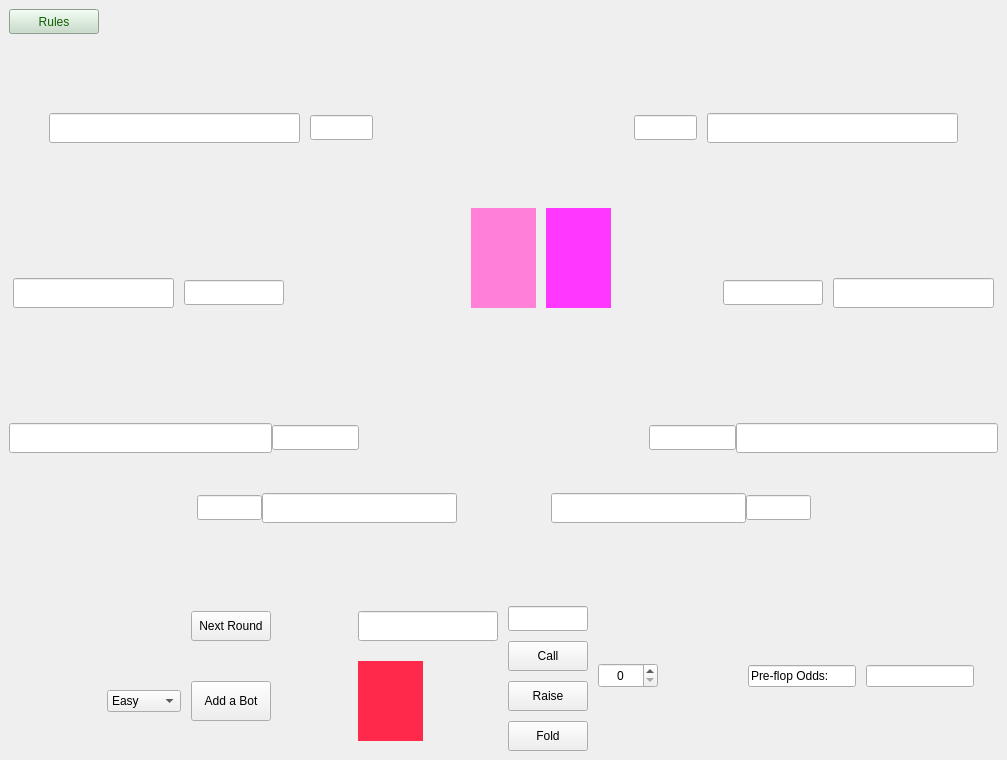
First picture: the form in Poker/Visuals/Gamewindow/gamewindow.ui, repository Cenzito/Poker, before the edit.
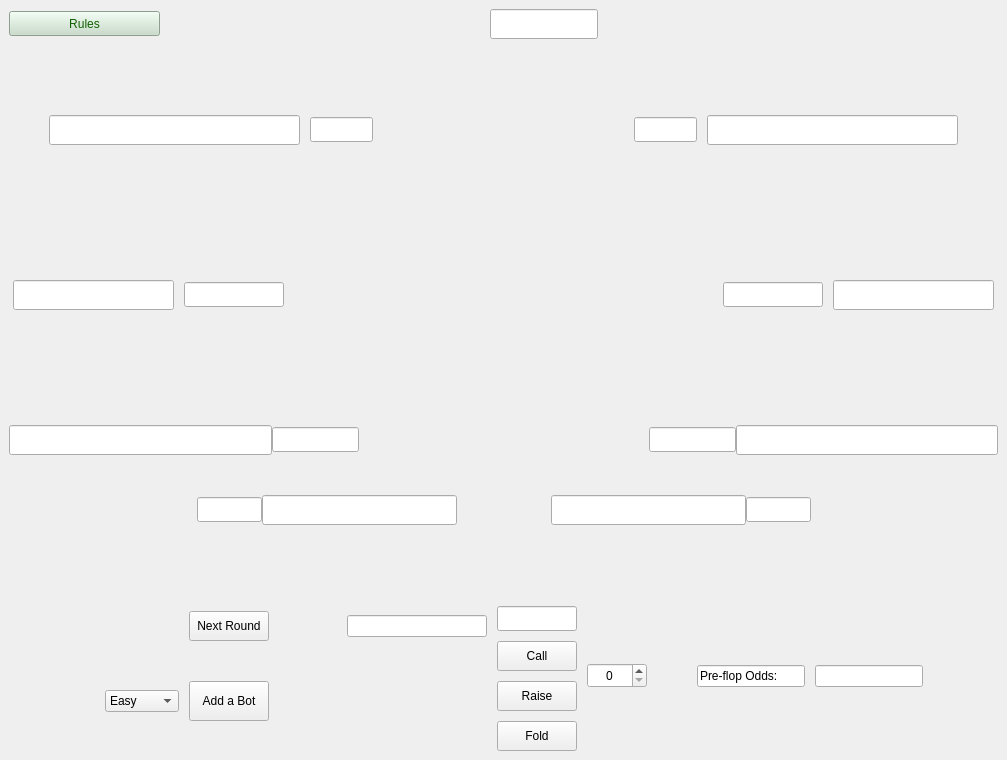
Second picture: the form after the edit. Icons and pictures are not drawn.

Commit message: Added Player Hand description and cleaned up visual

What changed in the file:
```diff
--- a/Poker/Visuals/Gamewindow/gamewindow.ui
+++ b/Poker/Visuals/Gamewindow/gamewindow.ui
@@ -63,7 +63,7 @@
      <number>10</number>
     </property>
     <item>
-     <layout class="QHBoxLayout" name="horizontalLayout_11" stretch="1,10">
+     <layout class="QHBoxLayout" name="horizontalLayout_11" stretch="1,0,0,0,0,0,0,0,0,0,0,0,0,0,0,0,0,0,0,0">
       <item>
        <widget class="QPushButton" name="pushButton">
         <property name="minimumSize">
@@ -82,6 +82,255 @@
         </property>
        </widget>
       </item>
+      <item>
+       <spacer name="horizontalSpacer_24">
+        <property name="orientation">
+         <enum>Qt::Horizontal</enum>
+        </property>
+        <property name="sizeHint" stdset="0">
+         <size>
+          <width>40</width>
+          <height>20</height>
+         </size>
+        </property>
+       </spacer>
+      </item>
+      <item>
+       <spacer name="horizontalSpacer_35">
+        <property name="orientation">
+         <enum>Qt::Horizontal</enum>
+        </property>
+        <property name="sizeHint" stdset="0">
+         <size>
+          <width>40</width>
+          <height>20</height>
+         </size>
+        </property>
+       </spacer>
+      </item>
+      <item>
+       <spacer name="horizontalSpacer_34">
+        <property name="orientation">
+         <enum>Qt::Horizontal</enum>
+        </property>
+        <property name="sizeHint" stdset="0">
+         <size>
+          <width>40</width>
+          <height>20</height>
+         </size>
+        </property>
+       </spacer>
+      </item>
+      <item>
+       <spacer name="horizontalSpacer_33">
+        <property name="orientation">
+         <enum>Qt::Horizontal</enum>
+        </property>
+        <property name="sizeHint" stdset="0">
+         <size>
+          <width>40</width>
+          <height>20</height>
+         </size>
+        </property>
+       </spacer>
+      </item>
+      <item>
+       <spacer name="horizontalSpacer_31">
+        <property name="orientation">
+         <enum>Qt::Horizontal</enum>
+        </property>
+        <property name="sizeHint" stdset="0">
+         <size>
+          <width>40</width>
+          <height>20</height>
+         </size>
+        </property>
+       </spacer>
+      </item>
+      <item>
+       <spacer name="horizontalSpacer_26">
+        <property name="orientation">
+         <enum>Qt::Horizontal</enum>
+        </property>
+        <property name="sizeHint" stdset="0">
+         <size>
+          <width>40</width>
+          <height>20</height>
+         </size>
+        </property>
+       </spacer>
+      </item>
+      <item>
+       <spacer name="horizontalSpacer_28">
+        <property name="orientation">
+         <enum>Qt::Horizontal</enum>
+        </property>
+        <property name="sizeHint" stdset="0">
+         <size>
+          <width>40</width>
+          <height>20</height>
+         </size>
+        </property>
+       </spacer>
+      </item>
+      <item>
+       <spacer name="horizontalSpacer_22">
+        <property name="orientation">
+         <enum>Qt::Horizontal</enum>
+        </property>
+        <property name="sizeHint" stdset="0">
+         <size>
+          <width>40</width>
+          <height>20</height>
+         </size>
+        </property>
+       </spacer>
+      </item>
+      <item>
+       <widget class="QLineEdit" name="name_line">
+        <property name="minimumSize">
+         <size>
+          <width>80</width>
+          <height>30</height>
+         </size>
+        </property>
+        <property name="maximumSize">
+         <size>
+          <width>200</width>
+          <height>16777215</height>
+         </size>
+        </property>
+        <property name="sizeIncrement">
+         <size>
+          <width>150</width>
+          <height>25</height>
+         </size>
+        </property>
+        <property name="alignment">
+         <set>Qt::AlignCenter</set>
+        </property>
+        <property name="readOnly">
+         <bool>true</bool>
+        </property>
+       </widget>
+      </item>
+      <item>
+       <spacer name="horizontalSpacer_37">
+        <property name="orientation">
+         <enum>Qt::Horizontal</enum>
+        </property>
+        <property name="sizeHint" stdset="0">
+         <size>
+          <width>40</width>
+          <height>20</height>
+         </size>
+        </property>
+       </spacer>
+      </item>
+      <item>
+       <spacer name="horizontalSpacer_36">
+        <property name="orientation">
+         <enum>Qt::Horizontal</enum>
+        </property>
+        <property name="sizeHint" stdset="0">
+         <size>
+          <width>40</width>
+          <height>20</height>
+         </size>
+        </property>
+       </spacer>
+      </item>
+      <item>
+       <spacer name="horizontalSpacer_23">
+        <property name="orientation">
+         <enum>Qt::Horizontal</enum>
+        </property>
+        <property name="sizeHint" stdset="0">
+         <size>
+          <width>40</width>
+          <height>20</height>
+         </size>
+        </property>
+       </spacer>
+      </item>
+      <item>
+       <spacer name="horizontalSpacer_38">
+        <property name="orientation">
+         <enum>Qt::Horizontal</enum>
+        </property>
+        <property name="sizeHint" stdset="0">
+         <size>
+          <width>40</width>
+          <height>20</height>
+         </size>
+        </property>
+       </spacer>
+      </item>
+      <item>
+       <spacer name="horizontalSpacer_30">
+        <property name="orientation">
+         <enum>Qt::Horizontal</enum>
+        </property>
+        <property name="sizeHint" stdset="0">
+         <size>
+          <width>40</width>
+          <height>20</height>
+         </size>
+        </property>
+       </spacer>
+      </item>
+      <item>
+       <spacer name="horizontalSpacer_39">
+        <property name="orientation">
+         <enum>Qt::Horizontal</enum>
+        </property>
+        <property name="sizeHint" stdset="0">
+         <size>
+          <width>40</width>
+          <height>20</height>
+         </size>
+        </property>
+       </spacer>
+      </item>
+      <item>
+       <spacer name="horizontalSpacer_32">
+        <property name="orientation">
+         <enum>Qt::Horizontal</enum>
+        </property>
+        <property name="sizeHint" stdset="0">
+         <size>
+          <width>40</width>
+          <height>20</height>
+         </size>
+        </property>
+       </spacer>
+      </item>
+      <item>
+       <spacer name="horizontalSpacer_29">
+        <property name="orientation">
+         <enum>Qt::Horizontal</enum>
+        </property>
+        <property name="sizeHint" stdset="0">
+         <size>
+          <width>40</width>
+          <height>20</height>
+         </size>
+        </property>
+       </spacer>
+      </item>
+      <item>
+       <spacer name="horizontalSpacer_27">
+        <property name="orientation">
+         <enum>Qt::Horizontal</enum>
+        </property>
+        <property name="sizeHint" stdset="0">
+         <size>
+          <width>40</width>
+          <height>20</height>
+         </size>
+        </property>
+       </spacer>
+      </item>
       <item>
        <spacer name="horizontalSpacer_25">
         <property name="orientation">
@@ -547,11 +796,11 @@
           <property name="maximumSize">
            <size>
             <width>65</width>
-            <height>16777215</height>
+            <height>80</height>
            </size>
           </property>
           <property name="styleSheet">
-           <string notr="true">background-color: rgb(255, 128, 214);</string>
+           <string notr="true"/>
           </property>
           <property name="text">
            <string/>
@@ -569,11 +818,11 @@
           <property name="maximumSize">
            <size>
             <width>65</width>
-            <height>16777215</height>
+            <height>80</height>
            </size>
           </property>
           <property name="styleSheet">
-           <string notr="true">background-color: rgb(255, 55, 255);</string>
+           <string notr="true"/>
           </property>
           <property name="text">
            <string/>
@@ -1267,7 +1516,7 @@
      </spacer>
     </item>
     <item>
-     <layout class="QHBoxLayout" name="horizontalLayout_10" stretch="1,4,5">
+     <layout class="QHBoxLayout" name="horizontalLayout_10" stretch="1,4,0">
       <item>
        <spacer name="horizontalSpacer_10">
         <property name="orientation">
@@ -1283,89 +1532,6 @@
       </item>
       <item>
        <layout class="QGridLayout" name="gridLayout" columnstretch="0,0,0,0">
-        <item row="0" column="3">
-         <widget class="QLineEdit" name="name_line">
-          <property name="minimumSize">
-           <size>
-            <width>80</width>
-            <height>30</height>
-           </size>
-          </property>
-          <property name="maximumSize">
-           <size>
-            <width>200</width>
-            <height>16777215</height>
-           </size>
-          </property>
-          <property name="sizeIncrement">
-           <size>
-            <width>150</width>
-            <height>25</height>
-           </size>
-          </property>
-          <property name="alignment">
-           <set>Qt::AlignCenter</set>
-          </property>
-          <property name="readOnly">
-           <bool>true</bool>
-          </property>
-         </widget>
-        </item>
-        <item row="2" column="3">
-         <layout class="QHBoxLayout" name="horizontalLayout">
-          <item>
-           <widget class="QLabel" name="label_card1">
-            <property name="minimumSize">
-             <size>
-              <width>65</width>
-              <height>80</height>
-             </size>
-            </property>
-            <property name="styleSheet">
-             <string notr="true">background-color: rgb(255, 41, 76);</string>
-            </property>
-            <property name="text">
-             <string/>
-            </property>
-           </widget>
-          </item>
-          <item>
-           <widget class="QLabel" name="label_card2">
-            <property name="minimumSize">
-             <size>
-              <width>65</width>
-              <height>80</height>
-             </size>
-            </property>
-            <property name="styleSheet">
-             <string notr="true"/>
-            </property>
-            <property name="text">
-             <string/>
-            </property>
-           </widget>
-          </item>
-         </layout>
-        </item>
-        <item row="0" column="1">
-         <widget class="QPushButton" name="NextRound">
-          <property name="minimumSize">
-           <size>
-            <width>80</width>
-            <height>30</height>
-           </size>
-          </property>
-          <property name="maximumSize">
-           <size>
-            <width>150</width>
-            <height>40</height>
-           </size>
-          </property>
-          <property name="text">
-           <string>Next Round</string>
-          </property>
-         </widget>
-        </item>
         <item row="2" column="0">
          <widget class="QComboBox" name="AddBot">
           <item>
@@ -1416,10 +1582,81 @@
           </property>
          </widget>
         </item>
+        <item row="2" column="3">
+         <layout class="QHBoxLayout" name="horizontalLayout">
+          <item>
+           <widget class="QLabel" name="label_card1">
+            <property name="minimumSize">
+             <size>
+              <width>65</width>
+              <height>80</height>
+             </size>
+            </property>
+            <property name="styleSheet">
+             <string notr="true"/>
+            </property>
+            <property name="text">
+             <string/>
+            </property>
+           </widget>
+          </item>
+          <item>
+           <widget class="QLabel" name="label_card2">
+            <property name="minimumSize">
+             <size>
+              <width>65</width>
+              <height>80</height>
+             </size>
+            </property>
+            <property name="styleSheet">
+             <string notr="true"/>
+            </property>
+            <property name="text">
+             <string/>
+            </property>
+           </widget>
+          </item>
+         </layout>
+        </item>
+        <item row="0" column="2">
+         <spacer name="horizontalSpacer_11">
+          <property name="orientation">
+           <enum>Qt::Horizontal</enum>
+          </property>
+          <property name="sizeHint" stdset="0">
+           <size>
+            <width>40</width>
+            <height>20</height>
+           </size>
+          </property>
+         </spacer>
+        </item>
+        <item row="0" column="1">
+         <widget class="QPushButton" name="NextRound">
+          <property name="minimumSize">
+           <size>
+            <width>80</width>
+            <height>30</height>
+           </size>
+          </property>
+          <property name="maximumSize">
+           <size>
+            <width>150</width>
+            <height>40</height>
+           </size>
+          </property>
+          <property name="text">
+           <string>Next Round</string>
+          </property>
+         </widget>
+        </item>
+        <item row="0" column="3">
+         <widget class="QLineEdit" name="hand_display"/>
+        </item>
        </layout>
       </item>
       <item>
-       <layout class="QHBoxLayout" name="horizontalLayout_8" stretch="2,2,0,0,0,0,3">
+       <layout class="QHBoxLayout" name="horizontalLayout_8" stretch="2,2,0,0,0,3">
         <item>
          <layout class="QVBoxLayout" name="verticalLayout">
           <property name="spacing">
@@ -1553,19 +1790,6 @@
           </property>
          </spacer>
         </item>
-        <item>
-         <spacer name="horizontalSpacer_22">
-          <property name="orientation">
-           <enum>Qt::Horizontal</enum>
-          </property>
-          <property name="sizeHint" stdset="0">
-           <size>
-            <width>40</width>
-            <height>20</height>
-           </size>
-          </property>
-         </spacer>
-        </item>
         <item>
          <widget class="QLineEdit" name="lineEdit_2">
           <property name="text">
```
Left out of the diff: 13 changed lines with no effect on the pictures. The commit also changes 2 other files.
